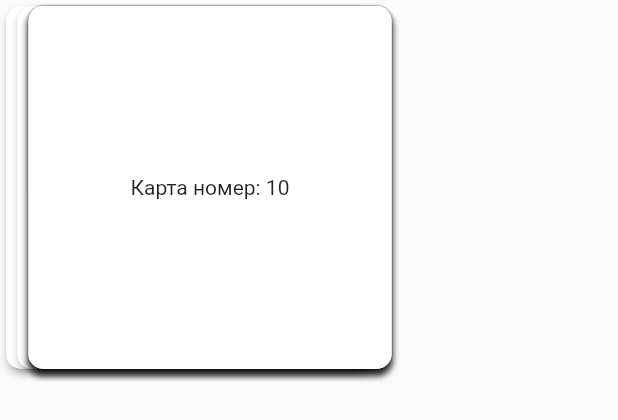
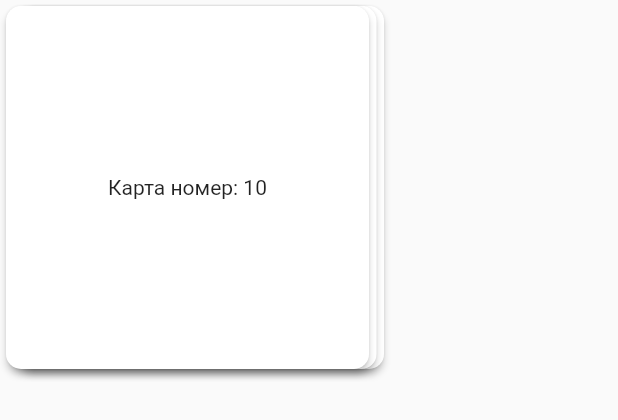
Before and after one commit to sk784/drug, a Flutter app: the CardStackWidget widget shown alone on an empty page, opened directly, on a phone screen of 412 x 824 dp. Shown: the top 420 px of the screen. Run offline on Flutter 3.47's test engine with Material 2 defaults, Android fonts, the phone set to English and light mode, and no system bars.

Commit message:
исправил ошибки

```diff
--- a/lib/core/card_item.dart
+++ b/lib/core/card_item.dart
@@ -1,5 +1,5 @@
 
 class CardItem {
-  String content;
-  CardItem(this.content);
+  final String content;
+   CardItem(this.content);
 }
--- a/lib/ui/card_stack_widget.dart
+++ b/lib/ui/card_stack_widget.dart
@@ -1,4 +1,3 @@
-import 'package:drug/core/card_item.dart';
 import 'package:drug/core/data.dart';
 import 'package:flutter/material.dart';
 import 'package:provider/provider.dart';
@@ -9,7 +8,13 @@ class CardStackWidget extends StatelessWidget {
   Widget build(BuildContext context) {
     return Stack(
       alignment: Alignment.center,
-      children: cardItems(context),
+      children: Provider
+          .of<Data>(context)
+          .itemsList
+          .length> 3 ? cardItems(context).sublist(Provider
+          .of<Data>(context)
+          .itemsList
+          .length -3):cardItems(context),
     );
   }
 
@@ -24,50 +29,40 @@ class CardStackWidget extends StatelessWidget {
         Draggable(
           data: Provider.of<Data>(context).itemsList[i],
           childWhenDragging:Container(),
-          feedback: Container(
-            height: 250.0,
-            width: 250.0,
-            child: Card(
-              shape:
-              RoundedRectangleBorder(borderRadius: BorderRadius.circular(10.0)),
-              elevation: 2.0,
-              child: Center(
-                  child: Text(
-                    'Карта номер: ${Provider.of<Data>(context).itemsList[i].content}',
-                  )),
-            ),
-          ),
+          feedback: _buildDraggableWidget('Карта номер: ${Provider.of<Data>(context).itemsList[i].content}'),
           child: Padding(
-            padding: EdgeInsets.only(right: _getMargin(Provider.of<Data>(context).itemsList[i],i)),
-            child: Container(
-              height: 250.0,
-              width: 250.0,
-              child: Card(
-                shape:
-                RoundedRectangleBorder(borderRadius: BorderRadius.circular(10.0)),
-                elevation: 2.0,
-                child: Center(
-                    child: Text(
-                      'Карта номер: ${Provider.of<Data>(context).itemsList[i].content}',
-                    )),
-              ),
-            ),
+            padding: EdgeInsets.only(right: _getMargin(Provider.of<Data>(context).itemsList.length,i)),
+            child: _buildDraggableWidget('Карта номер: ${Provider.of<Data>(context).itemsList[i].content}')
           ),
         ));
     }
     return cardItemsList;
   }
 
-  double _getMargin(CardItem card, int count){
-    switch (count) {
-      case 0:
-        return 30.0;
-        break;
-      case 1:
-        return 15.0;
-        break;
-      default:
-        return 0.0;
+  double _getMargin(int length,int count){
+    if (count==length-1){
+      print(20.0);
+      return 20.0;
+    } else if (count==length-2){
+      print(10.0);
+      return 10.0;
+    } else {
+      print(0.0);
+      return 0.0;
     }
   }
+
+  Widget _buildDraggableWidget(String cardNumber) =>
+      Container(
+        height: 250.0,
+        width: 250.0,
+        child: Card(
+          shape:
+          RoundedRectangleBorder(borderRadius: BorderRadius.circular(10.0)),
+          elevation: 2.0,
+          child: Center(
+              child: Text(cardNumber)
+          ),
+        ),
+      );
 }
--- a/lib/ui/home_page.dart
+++ b/lib/ui/home_page.dart
@@ -24,11 +24,8 @@ class MyHomePage extends StatelessWidget {
             .of(context)
             .size
             .height,
-        width: MediaQuery
-            .of(context)
-            .size
-            .width,
         child: Row(
+          mainAxisAlignment: MainAxisAlignment.spaceBetween,
           children: <Widget>[
             Align(
               alignment: Alignment.centerLeft,
@@ -56,10 +53,8 @@ class MyHomePage extends StatelessWidget {
             Align(
                 alignment: Alignment.center,
                 child: Container(
-                    width: MediaQuery
-                        .of(context)
-                        .size
-                        .width - 60,
+                    margin: EdgeInsets.symmetric(horizontal: 30.0),
+                    width: 240.0,
                     height: MediaQuery
                         .of(context)
                         .size
@@ -91,16 +86,6 @@ class MyHomePage extends StatelessWidget {
                 ),
               ),
             ),
-
-//            Align(
-//              alignment: Alignment.center,
-//              child: Container(
-//                width: 350,
-//                child: Stack(
-//                  children: cardList,
-//                ),
-//              ),
-//            ),
           ],
         ),
       ),
```
